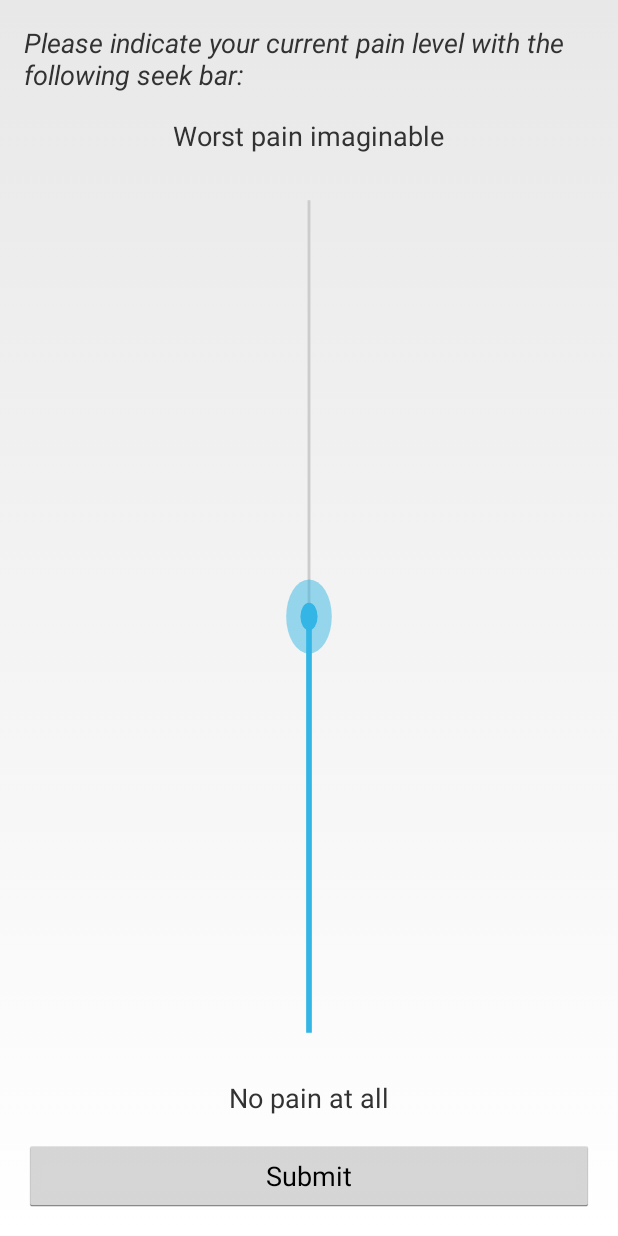
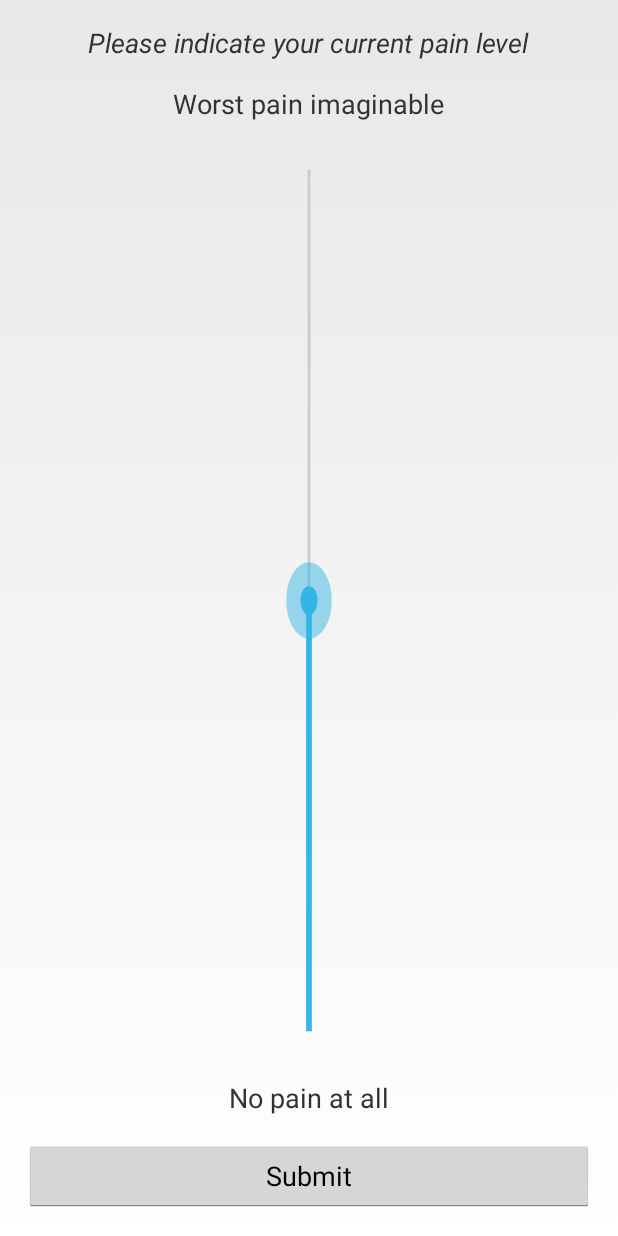
Before and after one commit to philadams-zz/Meter, an Android app: the SuperVASNumberedActivity screen opened directly, with no data from a screen before it, on a phone screen of 412 x 824 dp. Run offline under Robolectric (Android 15) with nearby library versions, the phone set to English and light mode, and no system bars.

Commit message:
simpler directions for SuperVASNumbered meter

```diff
--- a/app/src/main/res/layout/activity_supervas_numbered.xml
+++ b/app/src/main/res/layout/activity_supervas_numbered.xml
@@ -11,9 +11,10 @@
     tools:context="edu.cornell.idl.meter.SuperVASNumberedActivity">
 
   <TextView
-      android:text="@string/super_vas_prompt"
+      android:text="@string/vas_prompt"
       android:layout_width="wrap_content"
       android:layout_height="wrap_content"
+      android:layout_gravity="center"
       android:textStyle="italic"/>
 
   <TextView
--- a/app/src/main/res/values/strings.xml
+++ b/app/src/main/res/values/strings.xml
@@ -17,13 +17,13 @@
   <string name="action_safe">SAFE</string>
   <string name="action_photos_people">PhotosPeople</string>
   <string name="action_photos_landscape">PhotosLandscape</string>
-  <string name="action_supervas_numbered">SuperVAS Numbered</string>
+  <string name="action_supervas_numbered">SuperVASNumbered</string>
 
   <string name="button_submit_response">Submit</string>
 
   <string name="slide_ten_prompt">Please indicate your current pain level from 0 (no pain) to 10 (worst pain imaginable) using the following slider:</string>
 
-  <string name="vas_prompt">Please indicate your current pain level with the following seek bar:</string>
+  <string name="vas_prompt">Please indicate your current pain level</string>
   <string name="vas_anchor_low">No pain at all</string>
   <string name="vas_anchor_high">Worst pain imaginable</string>
 
```
